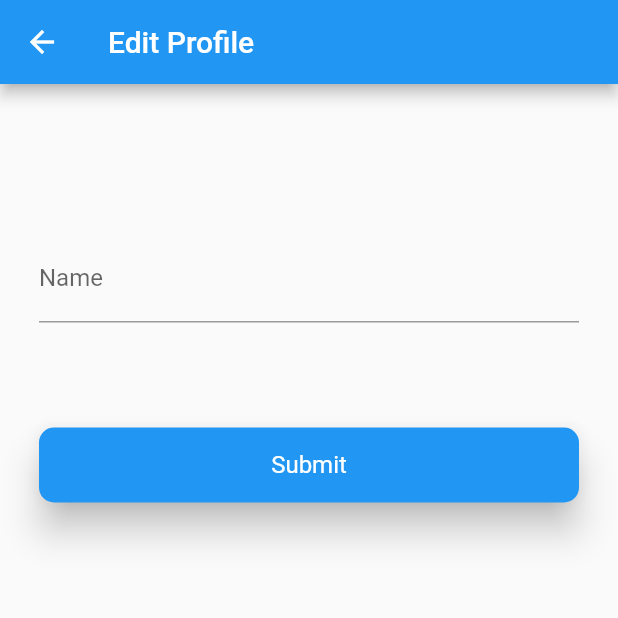
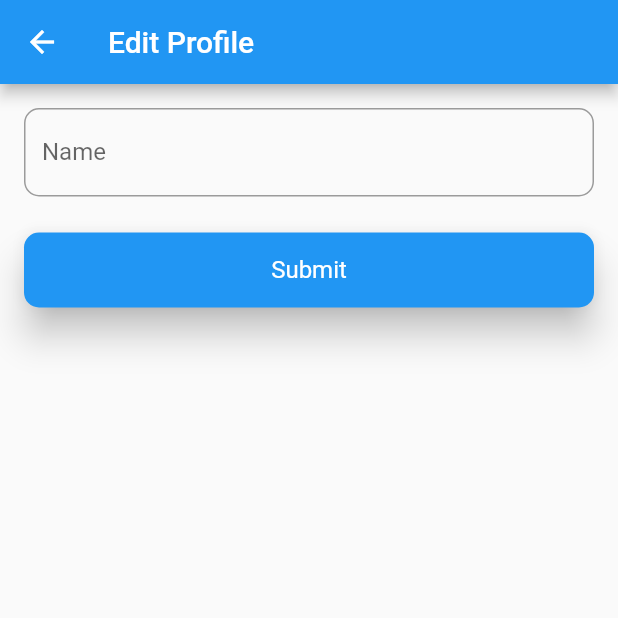
Before and after one commit to mhaikalfikri252/aquascaper_app, a Flutter app: the EditProfilePage screen opened directly with empty values, on a phone screen of 412 x 824 dp, the top half of it. Run offline on Flutter 3.47's test engine with Material 2 defaults, Android fonts, the phone set to English and light mode, and no system bars; our stand-ins replace another_flushbar, charts_flutter, cloud_firestore, device_preview, email_validator, firebase_auth and 1 more; accounts and stored records are empty; network calls fail.

Commit message:
fix responsive

```diff
--- a/lib/pages/drawer/edit_profile_page.dart
+++ b/lib/pages/drawer/edit_profile_page.dart
@@ -26,25 +26,29 @@ class _EditProfilePageState extends State<EditProfilePage> {
       appBar: AppBar(
         title: Text('Edit Profile'),
       ),
-      body: Center(
+      body: Padding(
+        padding: const EdgeInsets.all(16.0),
         child: Column(
+          mainAxisSize: MainAxisSize.min,
           children: [
-            SizedBox(
-              height: 100,
-            ),
             Container(
-              width: 360,
+              width: double.infinity,
               child: TextField(
                 controller: _nameController,
-                decoration: InputDecoration(labelText: 'Name'),
+                decoration: InputDecoration(
+                  border: OutlineInputBorder(
+                    borderRadius: BorderRadius.circular(10),
+                  ),
+                  labelText: 'Name',
+                ),
               ),
             ),
             SizedBox(
-              height: 70,
+              height: 24,
             ),
             Container(
               height: 50,
-              width: 360,
+              width: double.infinity,
               child: ElevatedButton(
                 style: ElevatedButton.styleFrom(
                   primary: Colors.blue,
```
Also changed, not shown: lib/pages/drawer/change_password_page.dart (+4 -11 lines).
